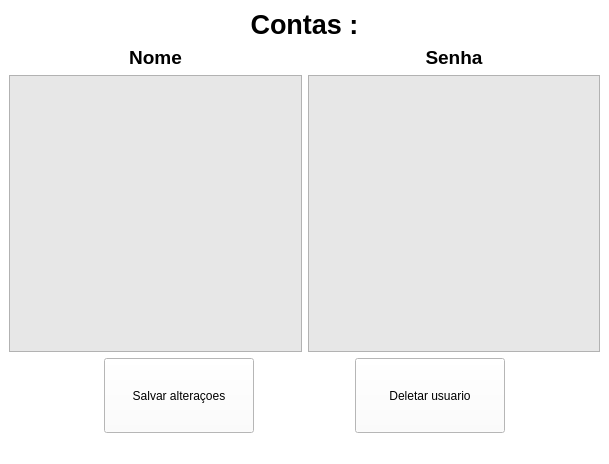
Qt form Projetos/CRUD/interfaces/read_accounts.ui (JoaoEmanuell/Meus-Estudos-Python) before a commit.
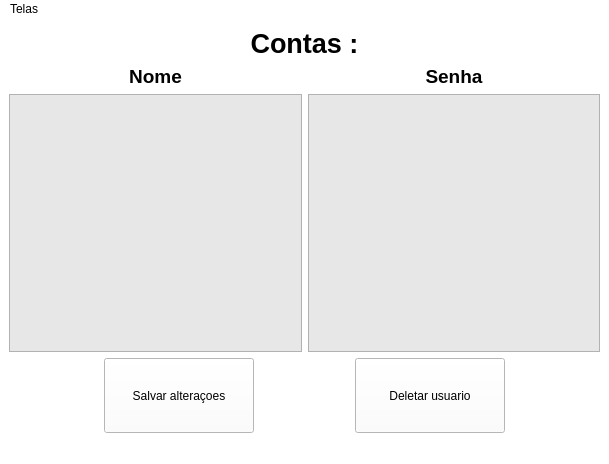
The same form after that commit.

```diff
--- a/Projetos/CRUD/interfaces/read_accounts.ui
+++ b/Projetos/CRUD/interfaces/read_accounts.ui
@@ -120,6 +120,13 @@
      <height>20</height>
     </rect>
    </property>
+   <widget class="QMenu" name="menuTelas">
+    <property name="title">
+     <string>Telas</string>
+    </property>
+    <addaction name="actionLogin"/>
+   </widget>
+   <addaction name="menuTelas"/>
   </widget>
   <widget class="QStatusBar" name="statusbar"/>
  </widget>
```
Left out of the diff: 15 changed lines with no effect on the pictures.
